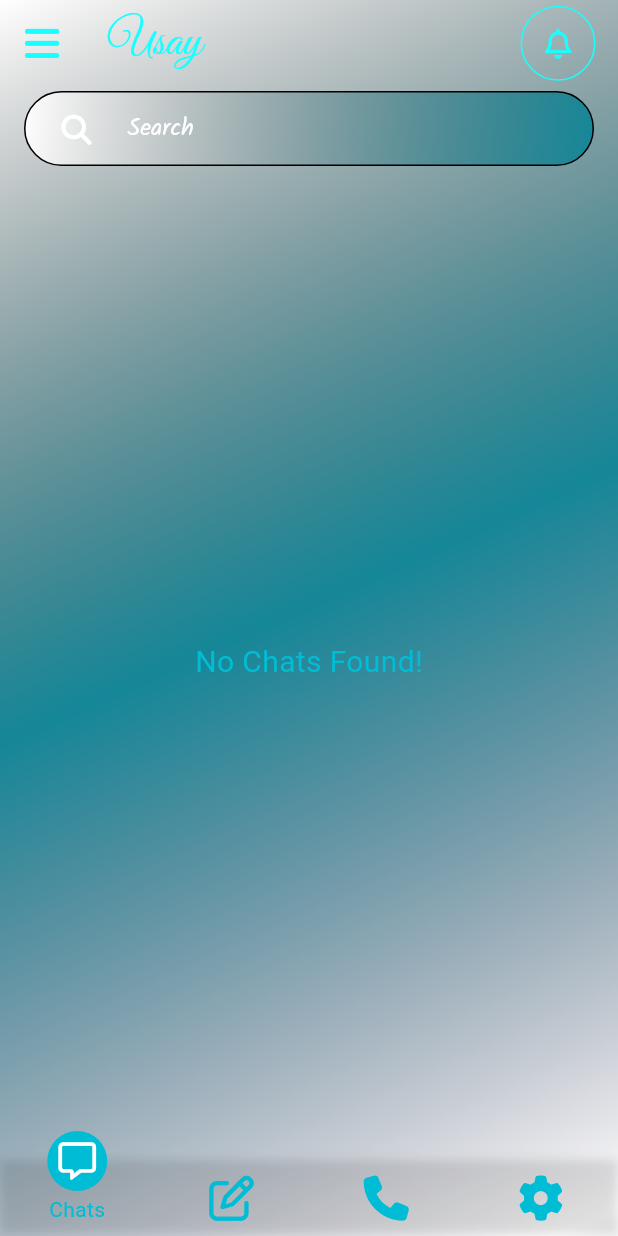
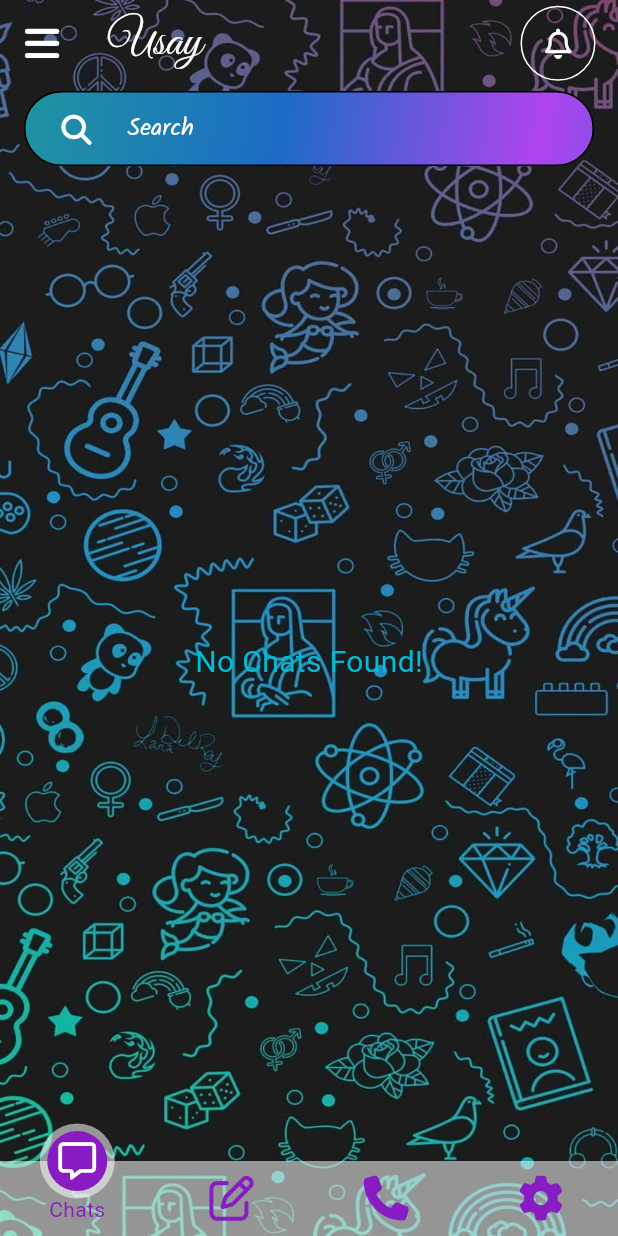
Before and after one commit to maiHydrogen/USay, a Flutter app: the MyHome screen opened directly, on a phone screen of 412 x 824 dp. Run offline on Flutter 3.47's test engine with Material 3 defaults, Android fonts, the phone set to English and light mode, and no system bars; our stand-ins replace cached_network_image, cloud_firestore, emoji_picker_flutter, firebase_auth, firebase_core, flutter_neumorphic_plus and 6 more; accounts and stored records are empty; network calls fail.

Commit message:
fix:updated UI

```diff
--- a/lib/Pages/chats.dart
+++ b/lib/Pages/chats.dart
@@ -23,15 +23,15 @@
   @override
   Widget build(BuildContext context) {
     return GestureDetector(
-      onTap:() => FocusScope.of(context).unfocus(),
+      onTap: () => FocusScope.of(context).unfocus(),
       child: WillPopScope(
-        onWillPop: (){
-          if(_isSearching){
+        onWillPop: () {
+          if (_isSearching) {
             setState(() {
               _isSearching = !_isSearching;
             });
             return Future.value(false);
-          }else{
+          } else {
             return Future.value(true);
           }
         },
@@ -47,10 +47,11 @@
                       backgroundBlendMode: BlendMode.src,
                       gradient: const LinearGradient(
                         begin: Alignment.topLeft,
-                      end: Alignment(1, 1),
+                        end: Alignment(0.8, 1),
                         colors: <Color>[
-                        Color(0x00000000),
-                        Color.fromARGB(255, 21, 135, 152),
+                          Color.fromARGB(255, 31, 148, 160),
+                          Color.fromARGB(255, 28, 108, 198),
+                          Color.fromARGB(255, 175, 68, 239),
                         ], // Gradient from https://learnui.design/tools/gradient-generator.html
                         tileMode: TileMode.mirror,
                       ),
@@ -84,7 +85,7 @@
                           width: 10,
                         ),
                         GestureDetector(
-                        onTap: (){
+                          onTap: () {
                             setState(() {
                               _isSearching = true;
                             });
@@ -126,7 +127,8 @@
                                   )
                                 : Padding(
                                     padding: EdgeInsets.only(
-                                    top: MediaQuery.of(context).size.height * 0.017,
+                                      top: MediaQuery.of(context).size.height *
+                                          0.017,
                                     ),
                                     child: const Text(
                                       "Search",
@@ -145,10 +147,10 @@
                   backgroundColor: Colors.transparent,
                 ),
                 SliverList(
-                  delegate: SliverChildListDelegate([
+                  delegate: SliverChildListDelegate(
+                    [
                       SingleChildScrollView(
-                  child: Column(
-                    children: [
+                        child: Column(children: [
                           StreamBuilder(
                             stream: APIs.getMyUsersId(),
 
@@ -166,7 +168,8 @@
                                 case ConnectionState.done:
                                   return StreamBuilder(
                                       //get only those user, who's ids are provided
-                                    stream: APIs.getAllUsers(snapshot.data?.docs
+                                      stream: APIs.getAllUsers(snapshot
+                                              .data?.docs
                                               .map((e) => e.id)
                                               .toList() ??
                                           []),
@@ -176,7 +179,8 @@
                                           case ConnectionState.waiting:
                                           case ConnectionState.none:
                                             return const Center(
-                                              child: CircularProgressIndicator());
+                                                child:
+                                                    CircularProgressIndicator());
 
                                           //if some or all data is loaded then show it
                                           case ConnectionState.active:
@@ -184,25 +188,33 @@
                                             final data = snapshot.data?.docs;
                                             _list = data
                                                     ?.map((e) =>
-                                                      ChatUser.fromJson(e.data()))
+                                                        ChatUser.fromJson(
+                                                            e.data()))
                                                     .toList() ??
                                                 [];
 
                                             if (_list.isNotEmpty) {
                                               return ListView.builder(
-                                              itemCount: _isSearching? _searchList.length: _list.length,
-                                              padding: EdgeInsetsDirectional.only(
-                                                  top: MediaQuery.of(context)
+                                                itemCount: _isSearching
+                                                    ? _searchList.length
+                                                    : _list.length,
+                                                padding:
+                                                    EdgeInsetsDirectional.only(
+                                                        top: MediaQuery.of(
+                                                                    context)
                                                                 .size
                                                                 .height *
                                                             0.01),
                                                 shrinkWrap: true,
                                                 physics:
                                                     const BouncingScrollPhysics(),
-                                              itemBuilder: (BuildContext context,
+                                                itemBuilder:
+                                                    (BuildContext context,
                                                         int index) {
                                                   return Chatusercard(
-                                                    user: _isSearching ? _searchList[index] : _list[index]);
+                                                      user: _isSearching
+                                                          ? _searchList[index]
+                                                          : _list[index]);
                                                 },
                                               );
                                             } else {
@@ -213,7 +225,8 @@
                                                           .height *
                                                       0.38,
                                                 ),
-                                              child: const Text('No Chats Found!',
+                                                child: const Text(
+                                                    'No Chats Found!',
                                                     style: TextStyle(
                                                         fontSize: 20,
                                                         color: Colors.cyan)),
@@ -222,13 +235,14 @@
                                         }
                                       });
                               }
-                          }),
+                            },
+                          ),
+                        ]),
+                      )
                     ],
                   ),
-                )
-              ]))
-            ],
                 ),
+              ]),
         ),
       ),
     );
--- a/lib/Pages/homepage.dart
+++ b/lib/Pages/homepage.dart
@@ -1,5 +1,4 @@
 import 'dart:developer';
-
 import 'package:flutter/services.dart';
 import 'package:usay/Pages/calls.dart';
 import 'package:usay/Pages/chats.dart';
@@ -60,17 +59,12 @@
 
   @override
   Widget build(BuildContext context) {
-    return Container(
+    return SafeArea(
+      child: Container(
         decoration: const BoxDecoration(
-        gradient: LinearGradient(
-          begin: Alignment.topLeft,
-          end: Alignment(0.8, 1),
-          colors: <Color>[
-            Color(0x00000000),
-            Color.fromARGB(255, 21, 135, 152),
-            Color(0x001D1639),
-          ], // Gradient from https://learnui.design/tools/gradient-generator.html
-          tileMode: TileMode.mirror,
+          image: DecorationImage(
+            image: AssetImage('Images/SplashBC.jpg'),
+            fit: BoxFit.fill,
           ),
         ),
         child: Scaffold(
@@ -86,7 +80,7 @@
               fontFamily: 'GreatVibes',
               fontSize: 32,
               fontWeight: FontWeight.w500,
-            color: Colors.cyanAccent,
+              color: Colors.white,
             ),
             leading: IconButton(
               onPressed: () {
@@ -97,7 +91,7 @@
               },
               icon: const Icon(
                 FontAwesomeIcons.bars,
-              color: Colors.cyanAccent,
+                color: Colors.white,
                 size: 26,
               ),
             ),
@@ -108,13 +102,13 @@
                   decoration: BoxDecoration(
                     borderRadius: BorderRadius.circular(100),
                     border: Border.all(
-                      color: Colors.cyanAccent, style: BorderStyle.solid),
+                        color: Colors.white, style: BorderStyle.solid),
                   ),
                   child: IconButton(
                     onPressed: () => _key.currentState?.openEndDrawer(),
                     icon: const Icon(
                       FontAwesomeIcons.bell,
-                    color: Colors.cyanAccent,
+                      color: Colors.white,
                       size: 20,
                     ),
                   ),
@@ -136,16 +130,16 @@
               FontAwesomeIcons.gear
             ],
             textStyle: const TextStyle(
-            color: Colors.cyan,
+              color: Color.fromARGB(255, 134, 28, 194),
             ),
             tabSize: 40,
             tabBarHeight: 50,
-          tabIconColor: Colors.cyan,
+            tabIconColor: Color.fromARGB(255, 134, 28, 194),
             tabIconSize: 30,
             tabIconSelectedSize: 25.0,
-          tabSelectedColor: Colors.cyan,
+            tabSelectedColor:const Color.fromARGB(255, 134, 28, 194),
             tabIconSelectedColor: Colors.white,
-          tabBarColor: Colors.transparent,
+            tabBarColor:Colors.white54,
             onTabItemSelected: (int value) {
               setState(() {
                 _motionTabBarController!.index = value;
@@ -167,6 +161,7 @@
             ),
           ),
         ),
+      ),
     );
   }
 }
```
Also changed, not shown: lib/Components/chatusercard.dart (+4 -4 lines), lib/Pages/chatscreen.dart (+30 -25 lines). Lines whose indentation alone changed are shown as unchanged.
